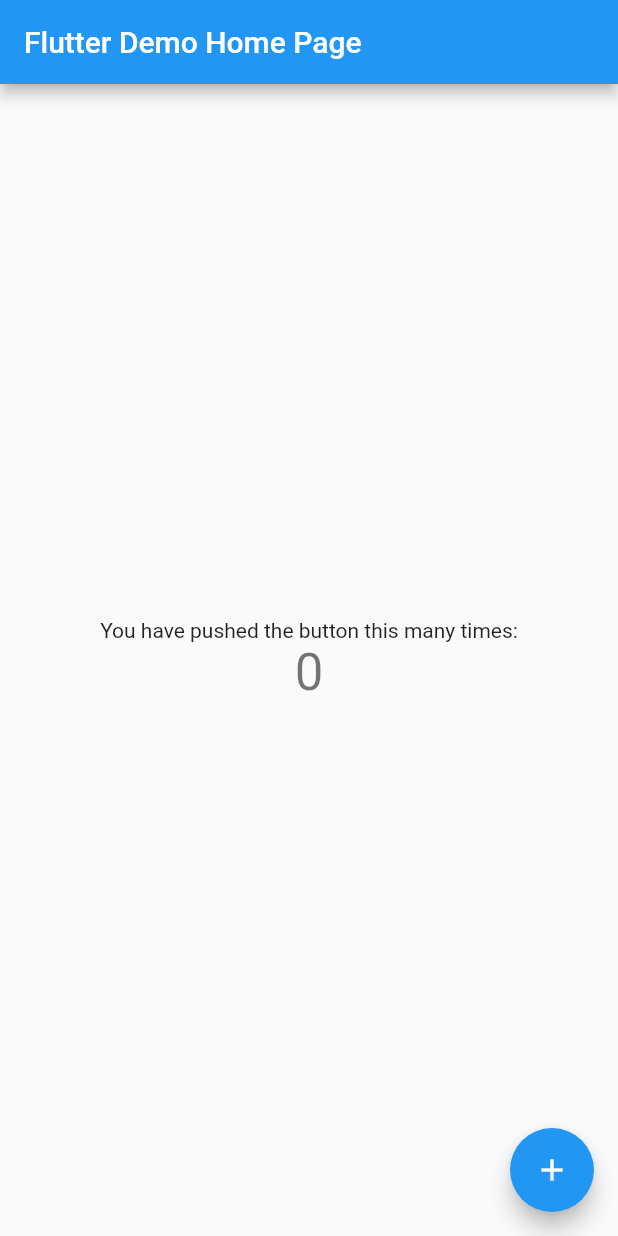
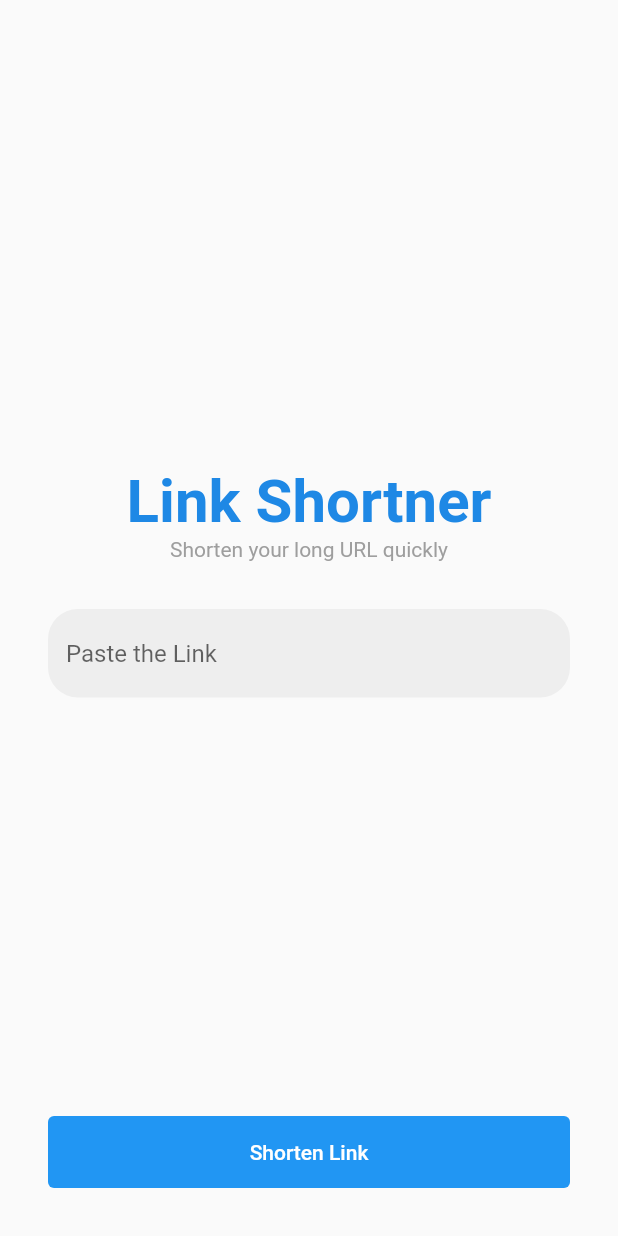
Before and after one commit to VinuBalagopalAP/LShort, a Flutter app: the screen it shows after launch, on a phone screen of 412 x 824 dp. Run offline on Flutter 3.47's test engine with Material 2 defaults, Android fonts, the phone set to English and light mode, and no system bars.

Commit message:
Added UI

```diff
--- a/lib/main.dart
+++ b/lib/main.dart
@@ -1,113 +1,19 @@
 import 'package:flutter/material.dart';
+import 'package:lshort/url_shortener_screen.dart';
 
-void main() {
-  runApp(MyApp());
-}
+void main() => runApp(MyApp());
 
 class MyApp extends StatelessWidget {
-  // This widget is the root of your application.
   @override
   Widget build(BuildContext context) {
     return MaterialApp(
-      title: 'Flutter Demo',
+      title: 'Home',
       theme: ThemeData(
-        // This is the theme of your application.
-        //
-        // Try running your application with "flutter run". You'll see the
-        // application has a blue toolbar. Then, without quitting the app, try
-        // changing the primarySwatch below to Colors.green and then invoke
-        // "hot reload" (press "r" in the console where you ran "flutter run",
-        // or simply save your changes to "hot reload" in a Flutter IDE).
-        // Notice that the counter didn't reset back to zero; the application
-        // is not restarted.
         primarySwatch: Colors.blue,
+        visualDensity: VisualDensity.adaptivePlatformDensity,
       ),
-      home: MyHomePage(title: 'Flutter Demo Home Page'),
+      debugShowCheckedModeBanner: false,
+      home: UrlShortenerScreen(),
     );
   }
 }
-
-class MyHomePage extends StatefulWidget {
-  MyHomePage({Key key, this.title}) : super(key: key);
-
-  // This widget is the home page of your application. It is stateful, meaning
-  // that it has a State object (defined below) that contains fields that affect
-  // how it looks.
-
-  // This class is the configuration for the state. It holds the values (in this
-  // case the title) provided by the parent (in this case the App widget) and
-  // used by the build method of the State. Fields in a Widget subclass are
-  // always marked "final".
-
-  final String title;
-
-  @override
-  _MyHomePageState createState() => _MyHomePageState();
-}
-
-class _MyHomePageState extends State<MyHomePage> {
-  int _counter = 0;
-
-  void _incrementCounter() {
-    setState(() {
-      // This call to setState tells the Flutter framework that something has
-      // changed in this State, which causes it to rerun the build method below
-      // so that the display can reflect the updated values. If we changed
-      // _counter without calling setState(), then the build method would not be
-      // called again, and so nothing would appear to happen.
-      _counter++;
-    });
-  }
-
-  @override
-  Widget build(BuildContext context) {
-    // This method is rerun every time setState is called, for instance as done
-    // by the _incrementCounter method above.
-    //
-    // The Flutter framework has been optimized to make rerunning build methods
-    // fast, so that you can just rebuild anything that needs updating rather
-    // than having to individually change instances of widgets.
-    return Scaffold(
-      appBar: AppBar(
-        // Here we take the value from the MyHomePage object that was created by
-        // the App.build method, and use it to set our appbar title.
-        title: Text(widget.title),
-      ),
-      body: Center(
-        // Center is a layout widget. It takes a single child and positions it
-        // in the middle of the parent.
-        child: Column(
-          // Column is also a layout widget. It takes a list of children and
-          // arranges them vertically. By default, it sizes itself to fit its
-          // children horizontally, and tries to be as tall as its parent.
-          //
-          // Invoke "debug painting" (press "p" in the console, choose the
-          // "Toggle Debug Paint" action from the Flutter Inspector in Android
-          // Studio, or the "Toggle Debug Paint" command in Visual Studio Code)
-          // to see the wireframe for each widget.
-          //
-          // Column has various properties to control how it sizes itself and
-          // how it positions its children. Here we use mainAxisAlignment to
-          // center the children vertically; the main axis here is the vertical
-          // axis because Columns are vertical (the cross axis would be
-          // horizontal).
-          mainAxisAlignment: MainAxisAlignment.center,
-          children: <Widget>[
-            Text(
-              'You have pushed the button this many times:',
-            ),
-            Text(
-              '$_counter',
-              style: Theme.of(context).textTheme.headline4,
-            ),
-          ],
-        ),
-      ),
-      floatingActionButton: FloatingActionButton(
-        onPressed: _incrementCounter,
-        tooltip: 'Increment',
-        child: Icon(Icons.add),
-      ), // This trailing comma makes auto-formatting nicer for build methods.
-    );
-  }
-}
--- /dev/null
+++ b/lib/url_shortener_screen.dart
@@ -0,0 +1,68 @@
+import 'package:flutter/material.dart';
+
+class UrlShortenerScreen extends StatelessWidget {
+  @override
+  Widget build(BuildContext context) {
+    return Scaffold(
+      body: Container(
+        padding: const EdgeInsets.all(32),
+        width: double.infinity,
+        child: Column(
+          children: [
+            Spacer(),
+            Text(
+              "Link Shortner",
+              style: TextStyle(
+                fontSize: 40,
+                color: Colors.blue[600],
+                fontWeight: FontWeight.bold,
+              ),
+            ),
+            Text(
+              "Shorten your long URL quickly",
+              style: TextStyle(
+                color: Colors.grey,
+              ),
+            ),
+            SizedBox(
+              height: 32,
+            ),
+            TextField(
+              decoration: InputDecoration(
+                enabledBorder: OutlineInputBorder(
+                  borderRadius: BorderRadius.circular(20),
+                  borderSide: BorderSide(
+                    color: Colors.transparent,
+                  ),
+                ),
+                filled: true,
+                fillColor: Colors.grey[200],
+                hintText: "Paste the Link",
+              ),
+            ),
+            Spacer(),
+            Container(
+              width: double.infinity,
+              child: TextButton(
+                onPressed: () {},
+                child: Text(
+                  "Shorten Link",
+                  style: TextStyle(
+                    color: Colors.white,
+                  ),
+                ),
+                style: TextButton.styleFrom(
+                  backgroundColor: Colors.blue,
+                  padding: const EdgeInsets.symmetric(
+                    horizontal: 16,
+                    vertical: 16,
+                  ),
+                ),
+              ),
+            ),
+          ],
+        ),
+      ),
+    );
+  }
+}
--- a/pubspec.yaml
+++ b/pubspec.yaml
@@ -3,7 +3,7 @@ description: A new Flutter project.
 
 # The following line prevents the package from being accidentally published to
 # pub.dev using `pub publish`. This is preferred for private packages.
-publish_to: 'none' # Remove this line if you wish to publish to pub.dev
+publish_to: "none" # Remove this line if you wish to publish to pub.dev
 
 # The following defines the version and build number for your application.
 # A version number is three numbers separated by dots, like 1.2.43
@@ -24,10 +24,11 @@ dependencies:
   flutter:
     sdk: flutter
 
-
   # The following adds the Cupertino Icons font to your application.
   # Use with the CupertinoIcons class for iOS style icons.
   cupertino_icons: ^1.0.2
+  provider: ^4.3.3
+  http: ^0.12.2
 
 dev_dependencies:
   flutter_test:
@@ -38,7 +39,6 @@ dev_dependencies:
 
 # The following section is specific to Flutter.
 flutter:
-
   # The following line ensures that the Material Icons font is
   # included with your application, so that you can use the icons in
   # the material Icons class.
```
Also changed, not shown: pubspec.lock.
